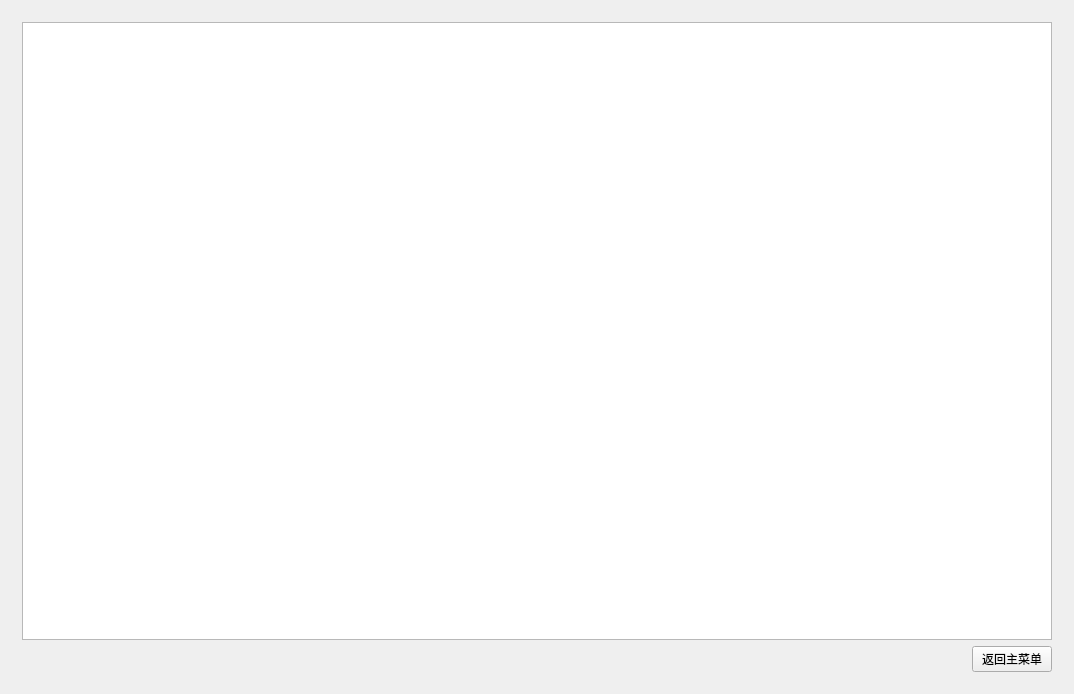
This is src/qt_headers/widget.ui in Wjc1999/Data_structure_touring_simulator as Qt 5 draws it before an edit. The edited form follows.
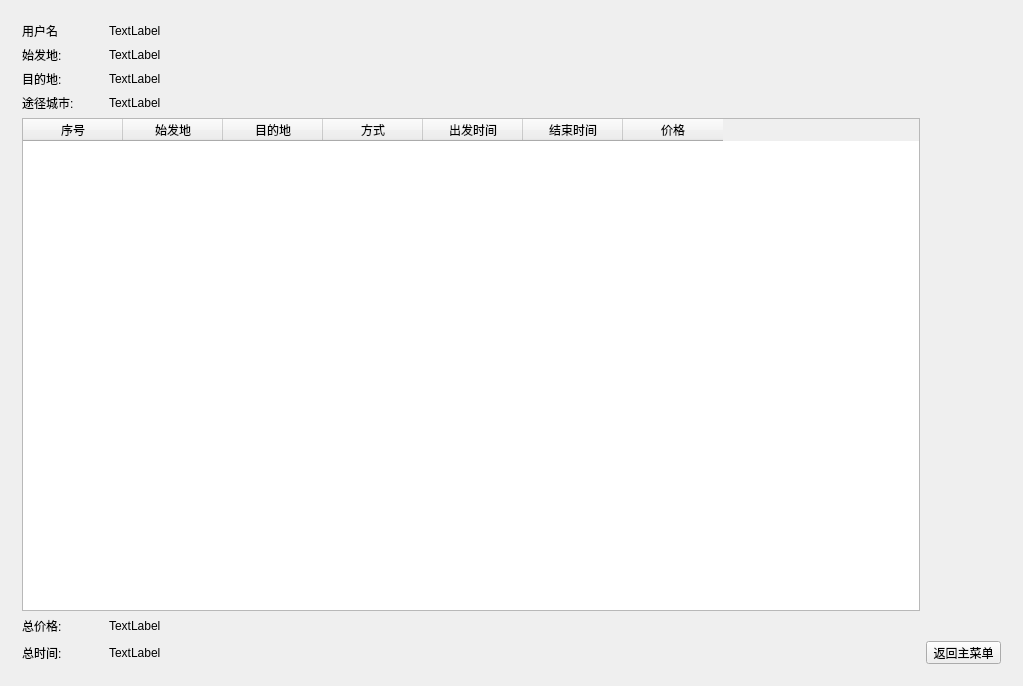
This is the edited form. The open tabs and pages were chosen to show the change. Icons and pictures are not drawn. Custom widgets are drawn as their Qt base class.

Commit message:
状态查询页面更新
改变状态的展示方式

Patch:
```diff
--- a/src/qt_headers/widget.ui
+++ b/src/qt_headers/widget.ui
@@ -9,8 +9,8 @@
    <rect>
     <x>0</x>
     <y>0</y>
-    <width>1074</width>
-    <height>693</height>
+    <width>1023</width>
+    <height>686</height>
    </rect>
   </property>
   <property name="windowTitle">
@@ -304,29 +304,181 @@
      </widget>
      <widget class="QWidget" name="StatePage">
       <layout class="QGridLayout" name="gridLayout_5">
-       <item row="2" column="1">
+       <item row="0" column="0">
+        <layout class="QHBoxLayout" name="horizontalLayout_3" stretch="1,10">
+         <item>
+          <widget class="QLabel" name="state_user_name_label">
+           <property name="text">
+            <string>用户名</string>
+           </property>
+          </widget>
+         </item>
+         <item>
+          <widget class="QLabel" name="state_user_name_content">
+           <property name="text">
+            <string>TextLabel</string>
+           </property>
+          </widget>
+         </item>
+        </layout>
+       </item>
+       <item row="1" column="0">
+        <layout class="QHBoxLayout" name="horizontalLayout_5" stretch="1,10">
+         <item>
+          <widget class="QLabel" name="state_start_city_label">
+           <property name="text">
+            <string>始发地:</string>
+           </property>
+          </widget>
+         </item>
+         <item>
+          <widget class="QLabel" name="state_start_city_content">
+           <property name="text">
+            <string>TextLabel</string>
+           </property>
+          </widget>
+         </item>
+        </layout>
+       </item>
+       <item row="2" column="0">
+        <layout class="QHBoxLayout" name="horizontalLayout_6" stretch="1,10">
+         <item>
+          <widget class="QLabel" name="state_target_city_label">
+           <property name="text">
+            <string>目的地:</string>
+           </property>
+          </widget>
+         </item>
+         <item>
+          <widget class="QLabel" name="state_target_city_content">
+           <property name="text">
+            <string>TextLabel</string>
+           </property>
+          </widget>
+         </item>
+        </layout>
+       </item>
+       <item row="3" column="0">
+        <layout class="QHBoxLayout" name="horizontalLayout_7" stretch="1,10">
+         <item>
+          <widget class="QLabel" name="state_pass_label">
+           <property name="text">
+            <string>途径城市:</string>
+           </property>
+          </widget>
+         </item>
+         <item>
+          <widget class="QLabel" name="state_pass_content">
+           <property name="text">
+            <string>TextLabel</string>
+           </property>
+          </widget>
+         </item>
+        </layout>
+       </item>
+       <item row="4" column="0">
+        <widget class="QTableWidget" name="stateTableWidget">
+         <property name="sortingEnabled">
+          <bool>true</bool>
+         </property>
+         <attribute name="verticalHeaderVisible">
+          <bool>false</bool>
+         </attribute>
+         <column>
+          <property name="text">
+           <string>序号</string>
+          </property>
+         </column>
+         <column>
+          <property name="text">
+           <string>始发地</string>
+          </property>
+         </column>
+         <column>
+          <property name="text">
+           <string>目的地</string>
+          </property>
+         </column>
+         <column>
+          <property name="text">
+           <string>方式</string>
+          </property>
+         </column>
+         <column>
+          <property name="text">
+           <string>出发时间</string>
+          </property>
+         </column>
+         <column>
+          <property name="text">
+           <string>结束时间</string>
+          </property>
+         </column>
+         <column>
+          <property name="text">
+           <string>价格</string>
+          </property>
+         </column>
+        </widget>
+       </item>
+       <item row="5" column="0">
+        <layout class="QHBoxLayout" name="horizontalLayout_8" stretch="1,10">
+         <item>
+          <widget class="QLabel" name="state_price_label">
+           <property name="text">
+            <string>总价格:</string>
+           </property>
+          </widget>
+         </item>
+         <item>
+          <widget class="QLabel" name="state_price_content">
+           <property name="text">
+            <string>TextLabel</string>
+           </property>
+          </widget>
+         </item>
+        </layout>
+       </item>
+       <item row="6" column="0">
+        <layout class="QHBoxLayout" name="horizontalLayout_9" stretch="1,10">
+         <property name="leftMargin">
+          <number>0</number>
+         </property>
+         <item>
+          <widget class="QLabel" name="state_time_label">
+           <property name="text">
+            <string>总时间:</string>
+           </property>
+          </widget>
+         </item>
+         <item>
+          <widget class="QLabel" name="state_time_content">
+           <property name="text">
+            <string>TextLabel</string>
+           </property>
+          </widget>
+         </item>
+        </layout>
+       </item>
+       <item row="6" column="1">
         <widget class="QPushButton" name="StatePageToMenuButton">
+         <property name="minimumSize">
+          <size>
+           <width>75</width>
+           <height>23</height>
+          </size>
+         </property>
+         <property name="maximumSize">
+          <size>
+           <width>75</width>
+           <height>23</height>
+          </size>
+         </property>
          <property name="text">
           <string>返回主菜单</string>
          </property>
         </widget>
        </item>
-       <item row="2" column="0">
-        <spacer name="horizontalSpacer_13">
-         <property name="orientation">
-          <enum>Qt::Horizontal</enum>
-         </property>
-         <property name="sizeHint" stdset="0">
-          <size>
-           <width>40</width>
-           <height>20</height>
-          </size>
-         </property>
-        </spacer>
-       </item>
-       <item row="0" column="0" colspan="2">
-        <widget class="QTextBrowser" name="StatetextBrowser"/>
-       </item>
       </layout>
      </widget>
      <widget class="QWidget" name="QueryPage">
@@ -773,8 +925,8 @@
         <widget class="MyLabel" name="MapLabel">
          <property name="minimumSize">
           <size>
-           <width>900</width>
-           <height>650</height>
+           <width>1</width>
+           <height>1</height>
           </size>
          </property>
          <property name="maximumSize">
```
The commit also changes 2 other files.
